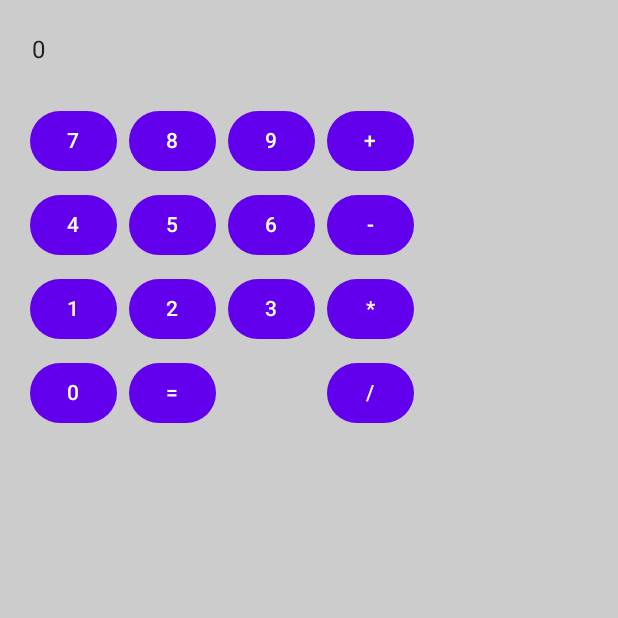
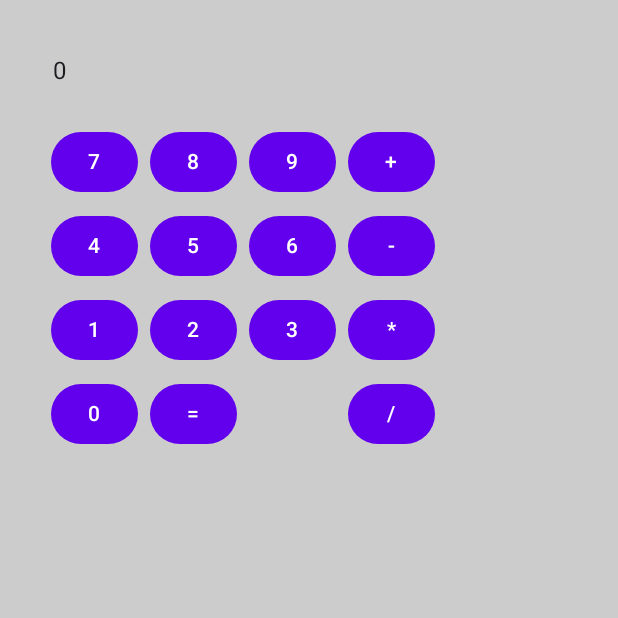
Before and after one commit to SumanHumagain/MultiCalculator_Cambrian, an Android app built with Jetpack Compose: the screen it shows after launch (MainActivity), on a phone screen of 412 x 824 dp, the top half of it. Run offline under Robolectric (Android 15) with nearby library versions, the phone set to English and light mode, and no system bars.

Commit message:
Design changes

```diff
--- a/androidApp/src/main/java/com/example/multicalculator/android/MainActivity.kt
+++ b/androidApp/src/main/java/com/example/multicalculator/android/MainActivity.kt
@@ -43,7 +43,7 @@ fun CalcView() {
 
     Column(
         modifier = Modifier
-            .background(Color.LightGray).padding(16.dp)
+            .background(Color.LightGray).padding(30.dp)
     ) {
         Row {
             CalcDisplay(display = displayText)
```
